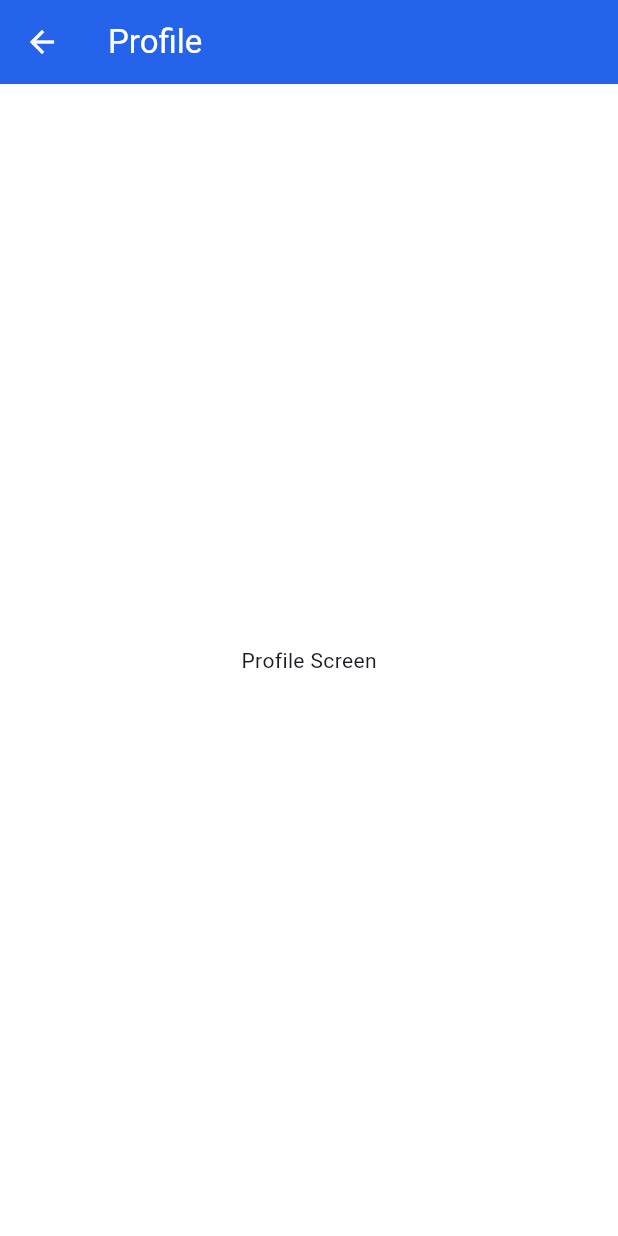
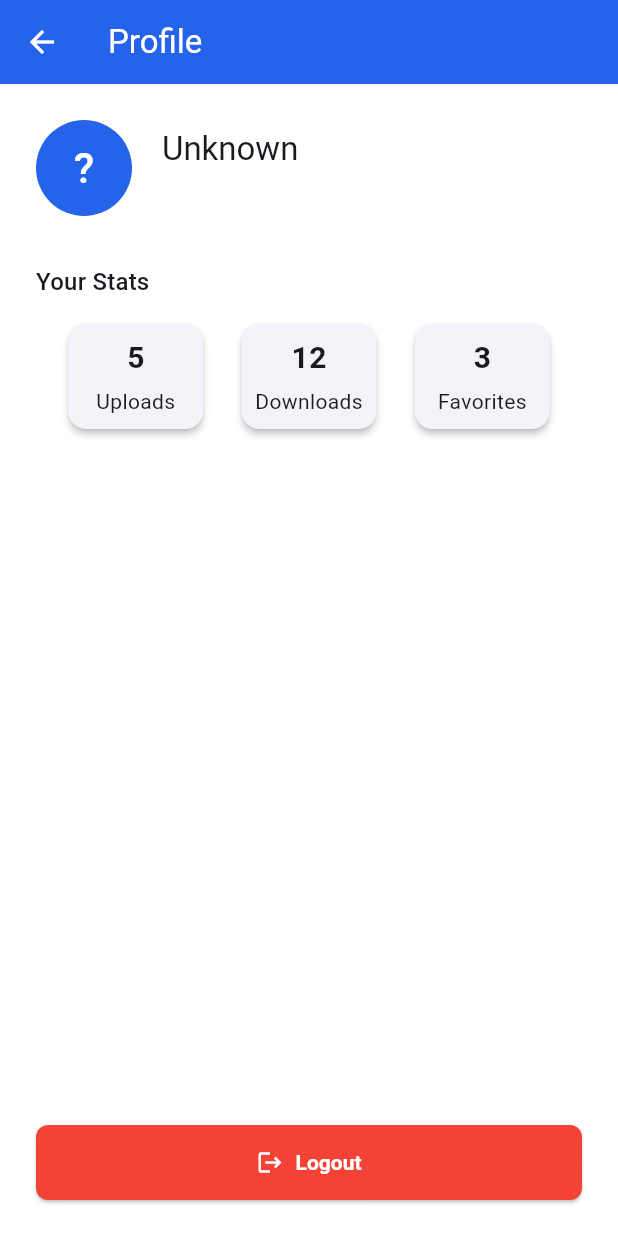
Before and after one commit to Faqih001/learning_material_downloader-app, a Flutter app: the ProfileScreen screen opened by its route, on a phone screen of 412 x 824 dp. Run offline on Flutter 3.47's test engine with Material 3 defaults, Android fonts, the phone set to English and light mode, and no system bars; our stand-ins replace shared_preferences, smooth_page_indicator; accounts and stored records are empty.

Commit message:
Refactor ProfileScreen to StatefulWidget, implementing user data loading and logout functionality with enhanced UI

```diff
--- a/lib/screens/profile_screen.dart
+++ b/lib/screens/profile_screen.dart
@@ -1,7 +1,37 @@
 import 'package:flutter/material.dart';
+import '../services/auth_service.dart';
 
-class ProfileScreen extends StatelessWidget {
+class ProfileScreen extends StatefulWidget {
   const ProfileScreen({super.key});
+
+  @override
+  State<ProfileScreen> createState() => _ProfileScreenState();
+}
+
+class _ProfileScreenState extends State<ProfileScreen> {
+  Map<String, String?> _user = {};
+  bool _loading = true;
+
+  @override
+  void initState() {
+    super.initState();
+    _loadUser();
+  }
+
+  Future<void> _loadUser() async {
+    final user = await AuthService().getCurrentUser();
+    setState(() {
+      _user = user;
+      _loading = false;
+    });
+  }
+
+  Future<void> _logout() async {
+    await AuthService().logout();
+    if (mounted) {
+      Navigator.pushReplacementNamed(context, '/auth');
+    }
+  }
 
   @override
   Widget build(BuildContext context) {
@@ -10,7 +40,92 @@ class ProfileScreen extends StatelessWidget {
         title: const Text('Profile'),
         backgroundColor: const Color(0xFF2563EB),
       ),
-      body: Center(child: Text('Profile Screen')),
+      body: _loading
+          ? const Center(child: CircularProgressIndicator())
+          : Padding(
+              padding: const EdgeInsets.all(24),
+              child: Column(
+                crossAxisAlignment: CrossAxisAlignment.start,
+                children: [
+                  Row(
+                    children: [
+                      CircleAvatar(
+                        radius: 32,
+                        backgroundColor: const Color(0xFF2563EB),
+                        child: Text(
+                          (_user['name']?.isNotEmpty ?? false)
+                              ? _user['name']![0].toUpperCase()
+                              : '?',
+                          style: const TextStyle(fontSize: 28, color: Colors.white),
+                        ),
+                      ),
+                      const SizedBox(width: 20),
+                      Column(
+                        crossAxisAlignment: CrossAxisAlignment.start,
+                        children: [
+                          Text(
+                            _user['name'] ?? 'Unknown',
+                            style: Theme.of(context).textTheme.titleLarge,
+                          ),
+                          const SizedBox(height: 4),
+                          Text(
+                            _user['email'] ?? '',
+                            style: Theme.of(context).textTheme.bodyMedium,
+                          ),
+                        ],
+                      ),
+                    ],
+                  ),
+                  const SizedBox(height: 32),
+                  Text('Your Stats', style: Theme.of(context).textTheme.titleMedium),
+                  const SizedBox(height: 12),
+                  Row(
+                    mainAxisAlignment: MainAxisAlignment.spaceEvenly,
+                    children: [
+                      _statCard('Uploads', '5'),
+                      _statCard('Downloads', '12'),
+                      _statCard('Favorites', '3'),
+                    ],
+                  ),
+                  const Spacer(),
+                  SizedBox(
+                    width: double.infinity,
+                    child: ElevatedButton.icon(
+                      onPressed: _logout,
+                      icon: const Icon(Icons.logout),
+                      label: const Text('Logout'),
+                      style: ElevatedButton.styleFrom(
+                        backgroundColor: Colors.red,
+                        padding: const EdgeInsets.symmetric(vertical: 16),
+                        shape: RoundedRectangleBorder(
+                          borderRadius: BorderRadius.circular(8),
+                        ),
+                      ),
+                    ),
+                  ),
+                ],
+              ),
+            ),
+    );
+  }
+
+  Widget _statCard(String label, String value) {
+    return Card(
+      elevation: 2,
+      shape: RoundedRectangleBorder(borderRadius: BorderRadius.circular(12)),
+      child: Container(
+        width: 90,
+        height: 70,
+        alignment: Alignment.center,
+        child: Column(
+          mainAxisAlignment: MainAxisAlignment.center,
+          children: [
+            Text(value, style: const TextStyle(fontWeight: FontWeight.bold, fontSize: 20)),
+            const SizedBox(height: 4),
+            Text(label, style: const TextStyle(fontSize: 14)),
+          ],
+        ),
+      ),
     );
   }
 }
```
